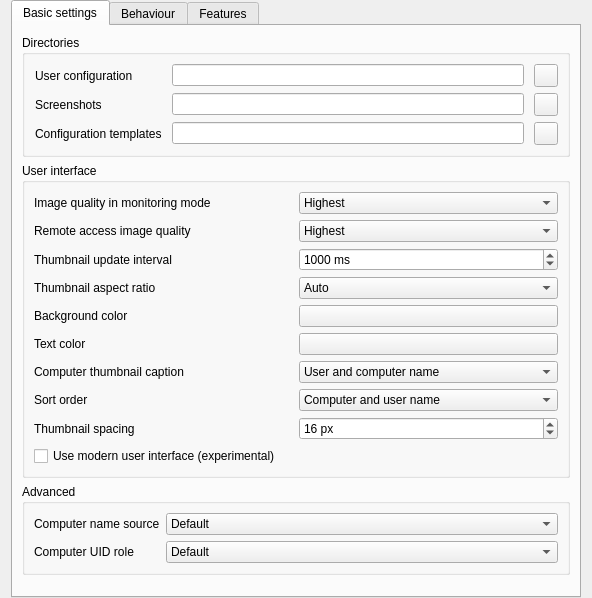
veyon/veyon, file configurator/src/MasterConfigurationPage.ui: the form before one commit.
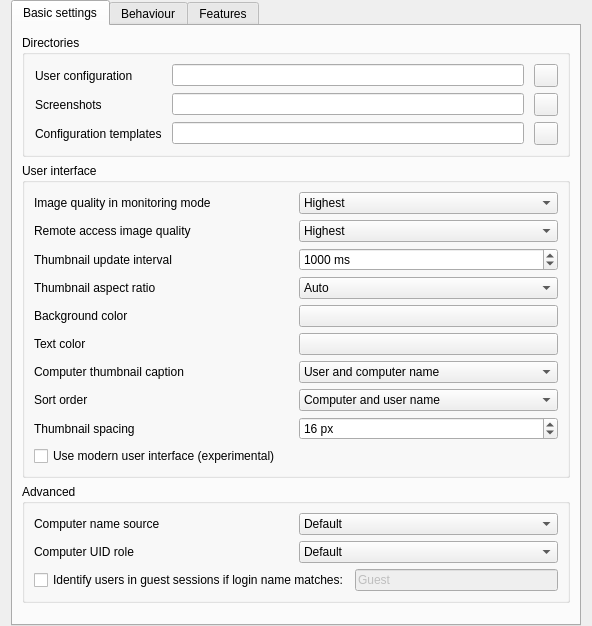
The form after the commit. Icons and pictures are not drawn.

Commit message: VeyonConfiguration: add properties for identifying users in guest sessions

What changed in the file:
```diff
--- a/configurator/src/MasterConfigurationPage.ui
+++ b/configurator/src/MasterConfigurationPage.ui
@@ -346,7 +346,7 @@
          <property name="title">
           <string>Advanced</string>
          </property>
-         <layout class="QFormLayout" name="formLayout_2">
+         <layout class="QGridLayout" name="gridLayout_4">
           <item row="0" column="0">
            <widget class="QLabel" name="computerNameSourceLabel">
             <property name="text">
@@ -419,6 +419,27 @@
             </item>
            </widget>
           </item>
+          <item row="2" column="0" colspan="2">
+           <layout class="QHBoxLayout" name="horizontalLayout_2">
+            <item>
+             <widget class="QCheckBox" name="identifyUsersInGuestSessions">
+              <property name="text">
+               <string>Identify users in guest sessions if login name matches:</string>
+              </property>
+             </widget>
+            </item>
+            <item>
+             <widget class="QLineEdit" name="guestUserLoginName">
+              <property name="enabled">
+               <bool>false</bool>
+              </property>
+              <property name="text">
+               <string>Guest</string>
+              </property>
+             </widget>
+            </item>
+           </layout>
+          </item>
          </layout>
         </widget>
        </item>
```
Left out of the diff: 18 changed lines with no effect on the pictures. The commit also changes 1 other file.
